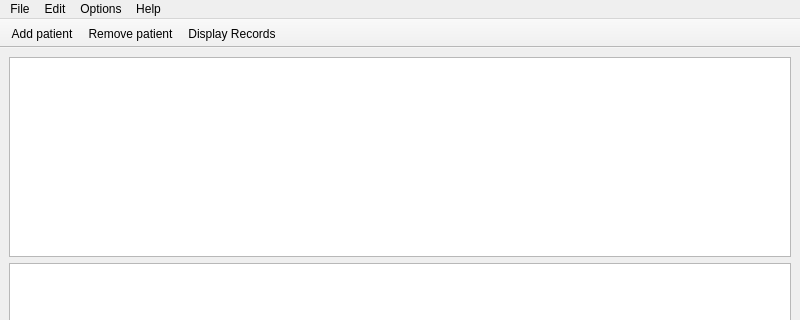
Old version of the form forms/mainwindow.ui in the repository DINOZYAVIER/hospital-manager; both pictures show x 0 to 800 and y 0 to 320 of the 800 by 700 pixel window.
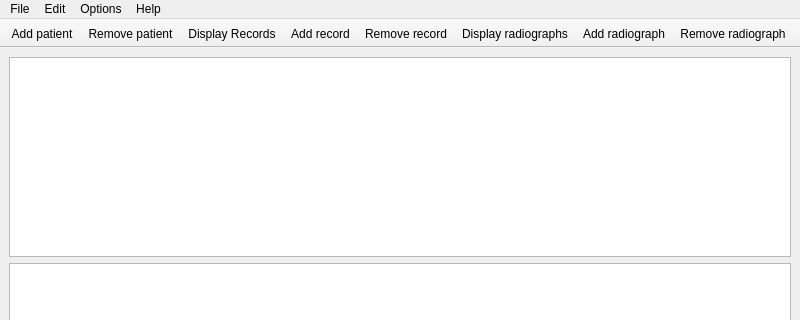
New version of the form. Icons and pictures are not drawn.

Commit message:
Add and remove records implementation
Added features to add and remove records alongside with rediograph
display capability.

What changed in the file:
```diff
--- a/forms/mainwindow.ui
+++ b/forms/mainwindow.ui
@@ -163,6 +163,11 @@
    <addaction name="aAddPatient"/>
    <addaction name="aRemovePatient"/>
    <addaction name="aDisplayRecords"/>
+   <addaction name="aAddRecord"/>
+   <addaction name="aRemoveRecord"/>
+   <addaction name="aDisplayRadiographs"/>
+   <addaction name="aAddRadiograph"/>
+   <addaction name="aRemoveRadiograph"/>
   </widget>
   <action name="aRemovePatient">
    <property name="icon">
@@ -230,6 +235,31 @@
     <string>Display Records</string>
    </property>
   </action>
+  <action name="aAddRecord">
+   <property name="text">
+    <string>Add record</string>
+   </property>
+  </action>
+  <action name="aRemoveRecord">
+   <property name="text">
+    <string>Remove record</string>
+   </property>
+  </action>
+  <action name="aAddRadiograph">
+   <property name="text">
+    <string>Add radiograph</string>
+   </property>
+  </action>
+  <action name="aRemoveRadiograph">
+   <property name="text">
+    <string>Remove radiograph</string>
+   </property>
+  </action>
+  <action name="aDisplayRadiographs">
+   <property name="text">
+    <string>Display radiographs</string>
+   </property>
+  </action>
  </widget>
  <resources>
   <include location="../resources/resources.qrc"/>
```
The commit also changes 2 other files.
